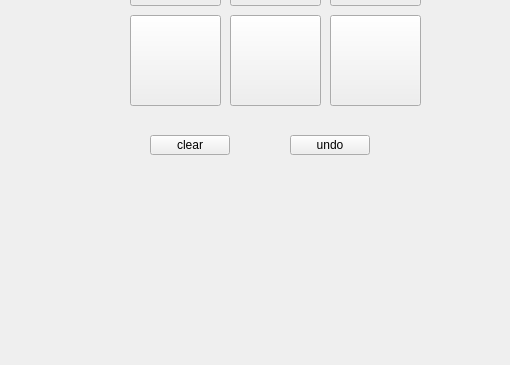
johnwick020213/QT, file Game/mainwindow.ui: the form before one commit; both pictures show x 0 to 510 and y 235 to 600 of the 800 by 600 pixel window.
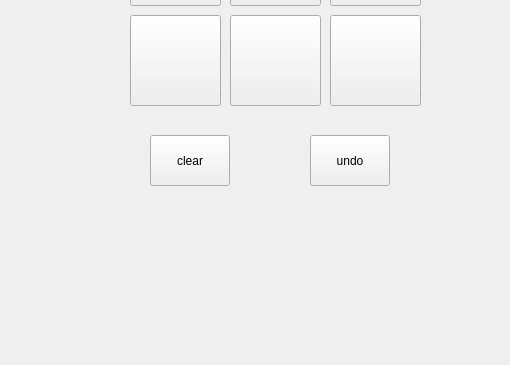
The form after the commit.

Patch:
```diff
--- a/Game/mainwindow.ui
+++ b/Game/mainwindow.ui
@@ -137,7 +137,7 @@
       <x>150</x>
       <y>370</y>
       <width>80</width>
-      <height>20</height>
+      <height>51</height>
      </rect>
     </property>
     <property name="text">
@@ -147,10 +147,10 @@
    <widget class="QPushButton" name="pushButton_11">
     <property name="geometry">
      <rect>
-      <x>290</x>
+      <x>310</x>
       <y>370</y>
       <width>80</width>
-      <height>20</height>
+      <height>51</height>
      </rect>
     </property>
     <property name="text">
```
